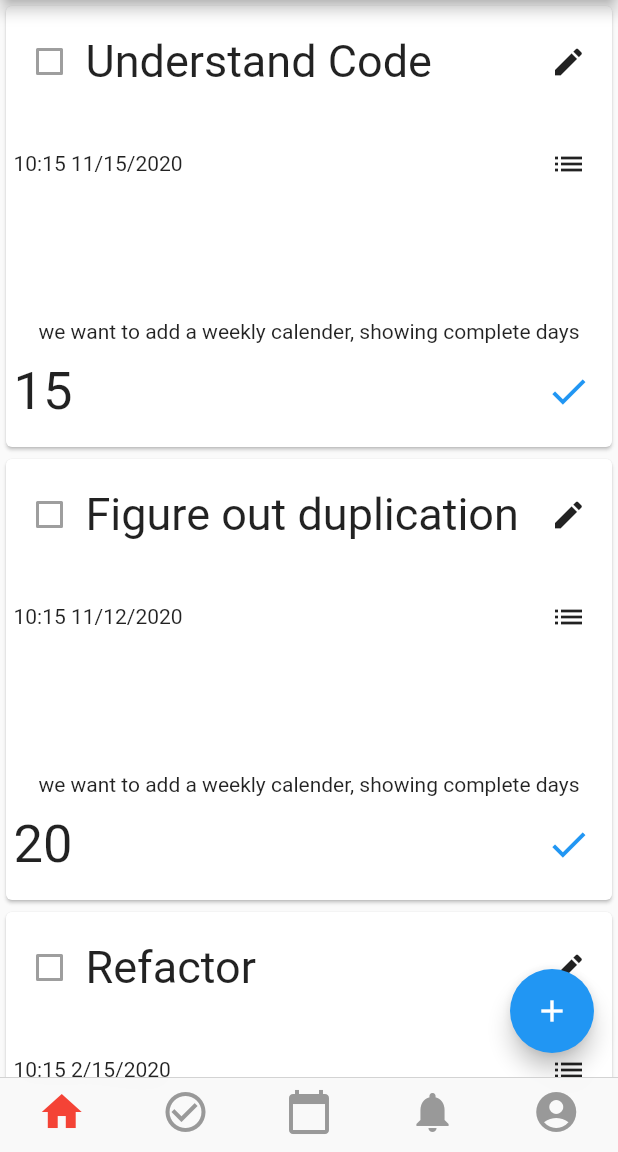
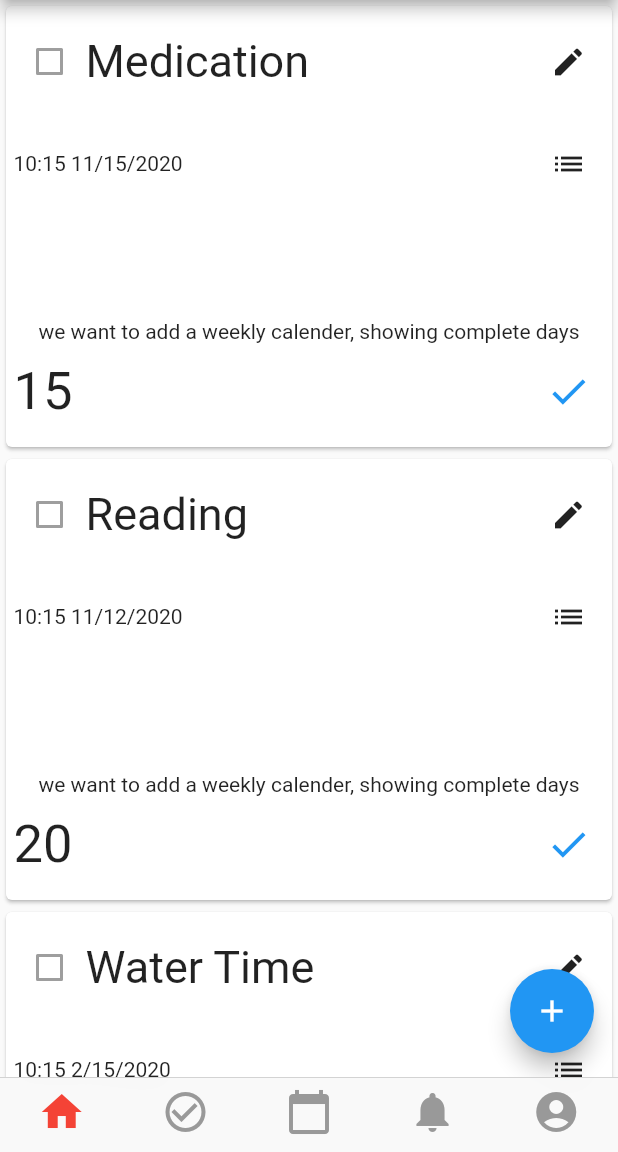
Before and after one commit to MauResendez/HabitTracker, a Flutter app: the screen it shows once a user with an empty profile is signed in, on a phone screen of 412 x 824 dp, the part 84-1236 px from its top. Run offline on Flutter 3.47's test engine with Material 2 defaults, Android fonts, the phone set to English and light mode, and no system bars; our stand-ins replace cloud_firestore, firebase_auth, firebase_core, flutter_calendar_carousel, string_validator; missing offline and left inert: flutter_circular_chart; accounts and stored records are empty.

Commit message:
last edit for home page

```diff
--- a/lib/screens/home_screen.dart
+++ b/lib/screens/home_screen.dart
@@ -17,28 +17,28 @@ List<Map<String, dynamic>> database = [
   {
     "priority": false,
     "id": 0,
-    "taskT": "Understand Code",
+    "taskT": "Medication",
     "taskS": 15,
     "habitmade": "10:15 11/15/2020"
   },
   {
     "priority": false,
     "id": 1,
-    "taskT": "Figure out duplication",
+    "taskT": "Reading",
     "taskS": 20,
     "habitmade": "10:15 11/12/2020"
   },
   {
     "priority": false,
     "id": 2,
-    "taskT": "Refactor",
+    "taskT": "Water Time",
     "taskS": 0,
     "habitmade": "10:15 2/15/2020"
   },
   {
     "priority": true,
     "id": 3,
-    "taskT": "Add comments",
+    "taskT": "Exercise",
     "taskS": 35,
     "habitmade": "10:15 11/13/2020"
   },
--- a/lib/screens/profile_screen.dart
+++ b/lib/screens/profile_screen.dart
@@ -1,6 +1,7 @@
 import 'package:cloud_firestore/cloud_firestore.dart';
 import 'package:firebase_auth/firebase_auth.dart';
 import 'package:flutter/material.dart';
+import 'package:http/http.dart' as http;
 
 class ProfileScreen extends StatefulWidget {
   @override
@@ -168,6 +169,7 @@ class _ProfileScreenState extends State<ProfileScreen> {
                       SizedBox(
                         height: 10.0,
                       ),
+                      //add daily quotes to help user keep up the good work motivational
                       Text(
                         'My Well Being \n'
                         'Excellent!',
--- a/pubspec.yaml
+++ b/pubspec.yaml
@@ -29,6 +29,7 @@ dependencies:
   cloud_firestore: ^0.14.1+2
   flutter_circular_chart: ^0.1.0
   flutter_calendar_carousel: ^1.5.1
+  http: ^0.12.0
   flutter:
     sdk: flutter
 
```
Also changed, not shown: pubspec.lock.
